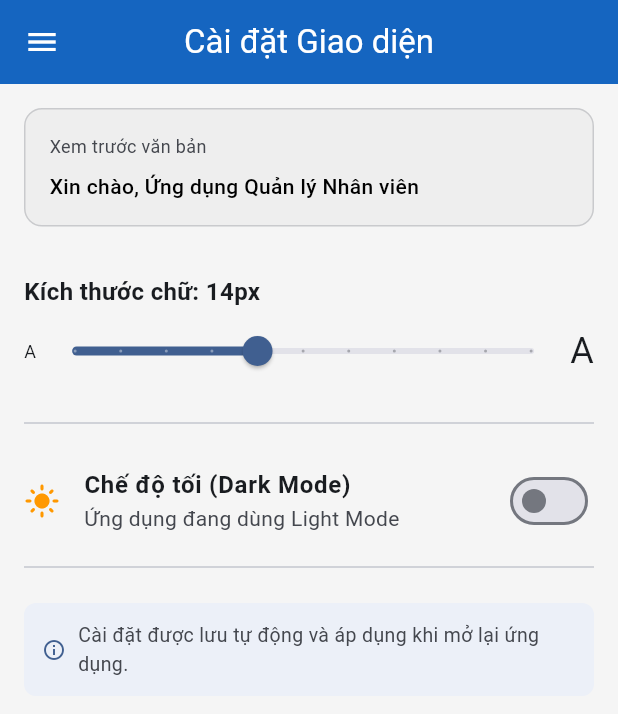
After one commit to HoangAnhDNU/Mobile_QuanLyNhanVien, a Flutter app: the SettingsScreen screen opened directly, on a phone screen of 412 x 824 dp. The commit adds this screen. Shown: the top 714 px of the screen. Run offline on Flutter 3.47's test engine with Material 3 defaults, Android fonts, the phone set to English and light mode, and no system bars; our stand-ins replace connectivity_plus, dio, fl_chart, flutter_riverpod, go_router, google_fonts and 2 more; accounts and stored records are empty.

Commit message:
added font size scale

```diff
--- a/lib/main.dart
+++ b/lib/main.dart
@@ -51,6 +51,11 @@ class MyApp extends StatelessWidget {
         ),
         useMaterial3: true,
         scaffoldBackgroundColor: AppColors.background,
+        textTheme: TextTheme(
+          bodyMedium: TextStyle(fontSize: themeProvider.fontSize),
+          bodyLarge: TextStyle(fontSize: themeProvider.fontSize + 2),
+          bodySmall: TextStyle(fontSize: themeProvider.fontSize - 2),
+        ),
         appBarTheme: const AppBarTheme(
           centerTitle: true,
           backgroundColor: AppColors.primary,
@@ -65,12 +70,26 @@ class MyApp extends StatelessWidget {
         ),
         useMaterial3: true,
         scaffoldBackgroundColor: const Color(0xFF121212),
+        textTheme: TextTheme(
+          bodyMedium: TextStyle(fontSize: themeProvider.fontSize),
+          bodyLarge: TextStyle(fontSize: themeProvider.fontSize + 2),
+          bodySmall: TextStyle(fontSize: themeProvider.fontSize - 2),
+        ),
         appBarTheme: const AppBarTheme(
           centerTitle: true,
           backgroundColor: Color(0xFF1E1E1E),
           foregroundColor: Colors.white,
         ),
       ),
+      builder: (context, child) {
+        final scale = themeProvider.fontSize / 14.0;
+        return MediaQuery(
+          data: MediaQuery.of(context).copyWith(
+            textScaler: TextScaler.linear(scale),
+          ),
+          child: child!,
+        );
+      },
       home: const LoginScreen(),
     );
   }
--- a/lib/providers/theme_provider.dart
+++ b/lib/providers/theme_provider.dart
@@ -3,10 +3,13 @@ import 'package:shared_preferences/shared_preferences.dart';
 
 class ThemeProvider extends ChangeNotifier {
   static const String _themeKey = 'is_dark_mode';
+  static const String _fontSizeKey = 'font_size';
 
   bool _isDarkMode = false;
+  double _fontSize = 14.0;
 
   bool get isDarkMode => _isDarkMode;
+  double get fontSize => _fontSize;
 
   ThemeMode get themeMode {
     return _isDarkMode ? ThemeMode.dark : ThemeMode.light;
@@ -15,14 +18,21 @@ class ThemeProvider extends ChangeNotifier {
   Future<void> loadTheme() async {
     final prefs = await SharedPreferences.getInstance();
     _isDarkMode = prefs.getBool(_themeKey) ?? false;
+    _fontSize = (prefs.getDouble(_fontSizeKey) ?? 14.0).clamp(10.0, 20.0);
     notifyListeners();
   }
 
   Future<void> toggleTheme(bool value) async {
     _isDarkMode = value;
     notifyListeners();
-
     final prefs = await SharedPreferences.getInstance();
     await prefs.setBool(_themeKey, value);
   }
+
+  Future<void> setFontSize(double size) async {
+    _fontSize = size;
+    notifyListeners();
+    final prefs = await SharedPreferences.getInstance();
+    await prefs.setDouble(_fontSizeKey, size);
+  }
 }
--- /dev/null
+++ b/lib/screens/settings_screen.dart
@@ -0,0 +1,153 @@
+import 'package:flutter/material.dart';
+import 'package:provider/provider.dart';
+import '../providers/theme_provider.dart';
+import '../widgets/app_drawer.dart';
+
+class SettingsScreen extends StatelessWidget {
+  const SettingsScreen({super.key});
+
+  @override
+  Widget build(BuildContext context) {
+    final themeProvider = context.watch<ThemeProvider>();
+
+    return Scaffold(
+      appBar: AppBar(
+        title: const Text('Cài đặt Giao diện'),
+      ),
+      drawer: const AppDrawer(),
+      body: SingleChildScrollView(
+        padding: const EdgeInsets.all(16.0),
+        child: Column(
+          crossAxisAlignment: CrossAxisAlignment.start,
+          children: [
+            // PHẦN 1: VĂN BẢN MẪU XEM TRƯỚC
+            Container(
+              width: double.infinity,
+              padding: const EdgeInsets.all(16),
+              decoration: BoxDecoration(
+                color: themeProvider.isDarkMode
+                    ? Colors.black
+                    : Colors.grey[200],
+                borderRadius: BorderRadius.circular(12),
+                border: Border.all(
+                  color: Theme.of(context).colorScheme.outline.withValues(alpha: 0.3),
+                ),
+              ),
+              child: Column(
+                crossAxisAlignment: CrossAxisAlignment.start,
+                children: [
+                  Text(
+                    'Xem trước văn bản',
+                    style: TextStyle(
+                      fontSize: 12,
+                      color: Theme.of(context).colorScheme.onSurfaceVariant,
+                    ),
+                  ),
+                  const SizedBox(height: 8),
+                  Text(
+                    'Xin chào, Ứng dụng Quản lý Nhân viên',
+                    style: TextStyle(
+                      fontSize: themeProvider.fontSize,
+                      color: themeProvider.isDarkMode ? Colors.white : Colors.black,
+                      fontWeight: FontWeight.w500,
+                    ),
+                  ),
+                ],
+              ),
+            ),
+
+            const SizedBox(height: 32),
+
+            // PHẦN 2: ĐIỀU KHIỂN CỠ CHỮ
+            Text(
+              'Kích thước chữ: ${themeProvider.fontSize.toStringAsFixed(0)}px',
+              style: TextStyle(
+                fontSize: 16,
+                fontWeight: FontWeight.w600,
+                color: Theme.of(context).colorScheme.onSurface,
+              ),
+            ),
+            const SizedBox(height: 4),
+            Row(
+              children: [
+                const Text('A', style: TextStyle(fontSize: 12)),
+                Expanded(
+                  child: Slider(
+                    value: themeProvider.fontSize,
+                    min: 10.0,
+                    max: 20.0,
+                    divisions: 10,
+                    label: themeProvider.fontSize.toStringAsFixed(0),
+                    onChanged: (value) {
+                      themeProvider.setFontSize(value);
+                    },
+                  ),
+                ),
+                const Text('A', style: TextStyle(fontSize: 24)),
+              ],
+            ),
+
+            const SizedBox(height: 16),
+            const Divider(),
+            const SizedBox(height: 8),
+
+            // PHẦN 3: ĐIỀU KHIỂN CHẾ ĐỘ TỐI
+            SwitchListTile(
+              contentPadding: EdgeInsets.zero,
+              secondary: Icon(
+                themeProvider.isDarkMode ? Icons.dark_mode : Icons.light_mode,
+                color: themeProvider.isDarkMode ? Colors.amber : Colors.orange,
+              ),
+              title: Text(
+                'Chế độ tối (Dark Mode)',
+                style: TextStyle(
+                  fontSize: 16,
+                  fontWeight: FontWeight.w600,
+                  color: Theme.of(context).colorScheme.onSurface,
+                ),
+              ),
+              subtitle: Text(
+                themeProvider.isDarkMode
+                    ? 'Ứng dụng đang dùng Dark Mode'
+                    : 'Ứng dụng đang dùng Light Mode',
+              ),
+              value: themeProvider.isDarkMode,
+              onChanged: (value) {
+                themeProvider.toggleTheme(value);
+              },
+            ),
+
+            const Divider(),
+            const SizedBox(height: 16),
+
+            // THÔNG TIN LƯU TRỮ
+            Container(
+              padding: const EdgeInsets.all(12),
+              decoration: BoxDecoration(
+                color: Theme.of(context).colorScheme.primaryContainer.withValues(alpha: 0.3),
+                borderRadius: BorderRadius.circular(8),
+              ),
+              child: Row(
+                children: [
+                  Icon(Icons.info_outline,
+                      size: 16,
+                      color: Theme.of(context).colorScheme.primary),
+                  const SizedBox(width: 8),
+                  Expanded(
+                    child: Text(
+                      'Cài đặt được lưu tự động và áp dụng khi mở lại ứng dụng.',
+                      style: TextStyle(
+                        fontSize: 13,
+                        color: Theme.of(context).colorScheme.onSurfaceVariant,
+                      ),
+                    ),
+                  ),
+                ],
+              ),
+            ),
+          ],
+        ),
+      ),
+    );
+  }
+}
--- a/lib/widgets/app_drawer.dart
+++ b/lib/widgets/app_drawer.dart
@@ -10,6 +10,7 @@ import '../screens/salary_screen.dart';
 import '../screens/leave_screen.dart';
 import '../screens/statistics_screen.dart';
 import '../screens/login_screen.dart';
+import '../screens/settings_screen.dart';
 import '../theme/app_colors.dart';
 
 class AppDrawer extends StatelessWidget {
@@ -50,6 +51,7 @@ class AppDrawer extends StatelessWidget {
           _item(context, Icons.attach_money, 'Bảng lương', const SalaryScreen()),
           _item(context, Icons.event_note, 'Nghỉ phép', const LeaveScreen()),
           _item(context, Icons.bar_chart, 'Thống kê', const StatisticsScreen()),
+          _item(context, Icons.settings, 'Cài đặt', const SettingsScreen()),
           const Divider(),
           Consumer<ThemeProvider>(
             builder: (context, themeProvider, _) {
```
Also changed, not shown: 1 other file.
